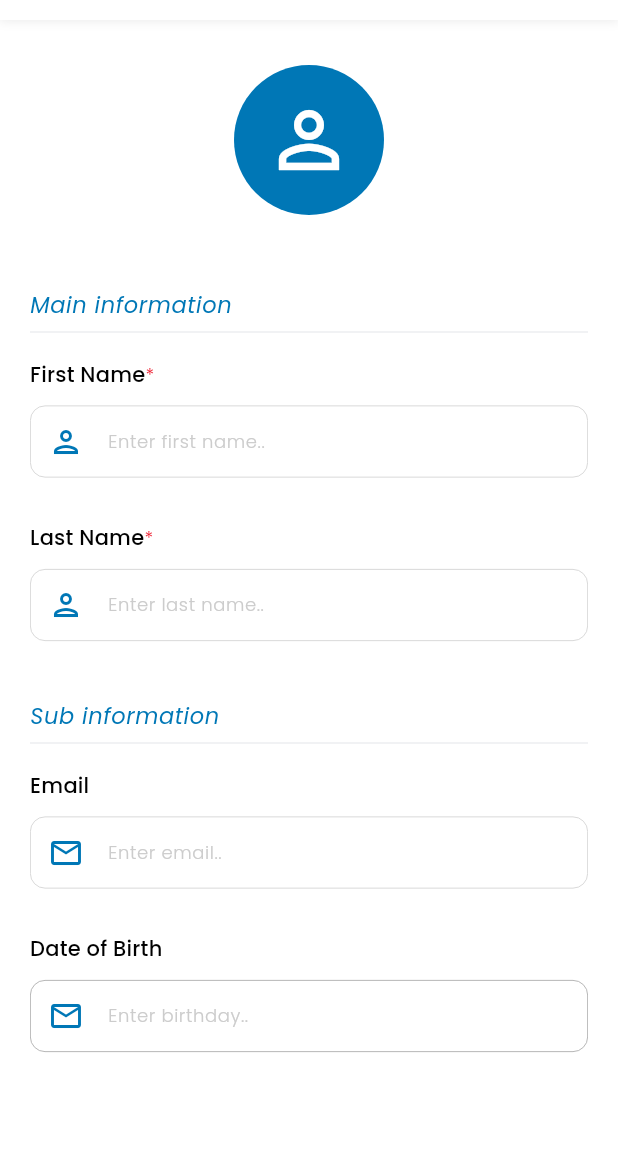
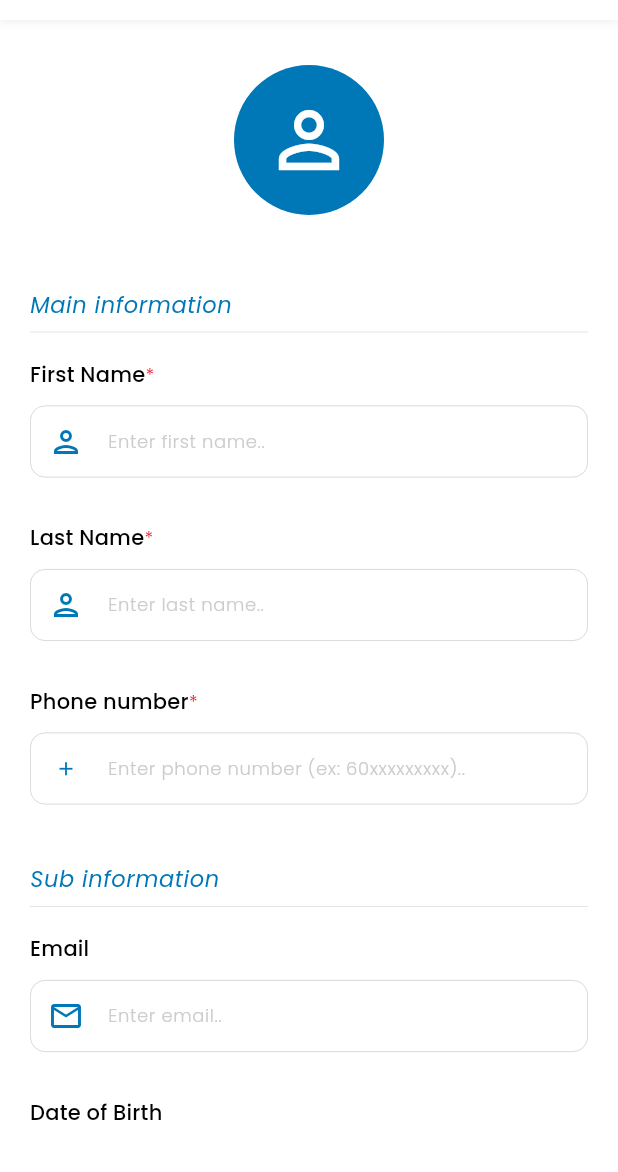
Before and after one commit to bagoelz/trinity_contact, a Flutter app: the AddContactPage screen opened by its route, on a phone screen of 412 x 824 dp, the part 64-1236 px from its top. Run offline on Flutter 3.47's test engine with Material 3 defaults, Android fonts, the phone set to English and light mode, and no system bars; drawn by our look-alikes of dynamic_color; our stand-ins replace get, shared_preferences; accounts and stored records are empty.

Commit message:
phone number
added phone number field

```diff
--- a/lib/controller/Contact.dart
+++ b/lib/controller/Contact.dart
@@ -23,6 +23,7 @@ class ContactController extends GetxController {
   TextEditingController firstName = TextEditingController();
   TextEditingController lastName = TextEditingController();
   TextEditingController email = TextEditingController();
+  TextEditingController phone = TextEditingController();
   TextEditingController dob = TextEditingController();
 
   getData() {
@@ -80,7 +81,6 @@ class ContactController extends GetxController {
               item.lastName.toLowerCase().contains(text))
           .toList();
       contactList.refresh();
-
       getAllCapital(changeOwn: false);
       update();
     } else {
@@ -96,6 +96,7 @@ class ContactController extends GetxController {
     lastName.text = contact.lastName;
     email.text = contact.email ?? "";
     dob.text = contact.dob ?? "";
+    phone.text = contact.phoneNumber.toString();
     update();
   }
 
@@ -104,6 +105,7 @@ class ContactController extends GetxController {
     lastName.text = "";
     email.text = "";
     dob.text = "";
+    phone.text = "";
   }
 
   updateDetail() {
@@ -113,9 +115,9 @@ class ContactController extends GetxController {
     contactList[index].lastName = lastName.text;
     contactList[index].email = email.text;
     contactList[index].dob = dob.text;
+    contactList[index].phoneNumber = int.parse(phone.text);
     contactList.refresh();
     clearDetailController();
-    sendSnackbar(title: "SUCCESS", message: "Update succesfully");
     selectedContact.value =
         ContactModel(id: '', firstName: 'firstName', lastName: 'lastName');
     ownContact.refresh();
@@ -127,13 +129,14 @@ class ContactController extends GetxController {
   addNewContact() {
     String id = uuid.v1();
     contactList.add(ContactModel(
-        id: id,
-        firstName: firstName.text,
-        lastName: lastName.text,
-        email: email.text,
-        dob: dob.text));
+      id: id,
+      firstName: firstName.text,
+      lastName: lastName.text,
+      email: email.text,
+      dob: dob.text,
+      phoneNumber: int.parse(phone.text),
+    ));
     contactList.refresh();
-    sendSnackbar(title: "SUCCESS", message: "Add new contact succesfully");
     getAllCapital();
     Get.back();
   }
@@ -143,7 +146,6 @@ class ContactController extends GetxController {
         contactList.indexWhere((item) => item.id == selectedContact.value!.id);
     contactList.removeAt(index);
     contactList.refresh();
-    sendSnackbar(title: "SUCCESS", message: "Contact remove succesfully");
     getAllCapital();
     update();
     Get.back();
--- a/lib/model/Contact.dart
+++ b/lib/model/Contact.dart
@@ -1,14 +1,15 @@
 class ContactModel {
   late String id, firstName, lastName;
   String? dob, email;
+  int? phoneNumber;
 
-  ContactModel({
-    required this.id,
-    required this.firstName,
-    required this.lastName,
-    this.email,
-    this.dob,
-  });
+  ContactModel(
+      {required this.id,
+      required this.firstName,
+      required this.lastName,
+      this.email,
+      this.dob,
+      this.phoneNumber});
 
   ContactModel.map(dynamic data) {
     id = data['id'];
@@ -16,12 +17,6 @@ class ContactModel {
     lastName = data['lastName'];
     email = data['email'];
     dob = data['dob'] ?? '';
+    phoneNumber = data['phoneNumber'] ?? 0;
   }
 }
-
-class CollectContact {
-  String? firstCapital;
-  List<ContactModel>? contacts = [];
-
-  CollectContact({this.firstCapital, this.contacts});
-}
--- a/lib/view/addContact/addContactPage.dart
+++ b/lib/view/addContact/addContactPage.dart
@@ -95,6 +95,7 @@ class AddContactPage extends GetView<ContactController> {
                         lastName: controller.lastName,
                         email: controller.email,
                         dob: controller.dob,
+                        phone: controller.phone,
                         readOnly: false,
                       ),
                       const SizedBox(
--- a/lib/view/contactDetail/contactDetailPage.dart
+++ b/lib/view/contactDetail/contactDetailPage.dart
@@ -98,6 +98,7 @@ class ContactDetailPage extends GetView<ContactController> {
                           FormDetail(
                             firstName: controller.firstName,
                             lastName: controller.lastName,
+                            phone: controller.phone,
                             email: controller.email,
                             dob: controller.dob,
                           ),
--- a/lib/view/contactDetail/formDetail.dart
+++ b/lib/view/contactDetail/formDetail.dart
@@ -9,12 +9,14 @@ import 'package:trinity_contact/shared/validator.dart';
 class FormDetail extends GetView<ContactController> {
   final TextEditingController firstName;
   final TextEditingController lastName;
+  final TextEditingController phone;
   final TextEditingController email;
   final TextEditingController dob;
   final bool readOnly;
   const FormDetail({
     required this.firstName,
     required this.lastName,
+    required this.phone,
     required this.email,
     required this.dob,
     this.readOnly = false,
@@ -65,6 +67,30 @@ class FormDetail extends GetView<ContactController> {
             color: CustomizeTheme.blueColor,
           ),
           hintText: 'Enter last name..',
+          textColor: View.of(context).platformDispatcher.platformBrightness ==
+                  Brightness.dark
+              ? CustomizeTheme.whiteColor
+              : CustomizeTheme.blackColor,
+          validateFunction: Validator().validateText,
+          keyboardType: TextInputType.text,
+        ),
+        const SizedBox(
+          height: 30,
+        ),
+        const LabelDisplay(firstText: 'Phone number', secondText: '*'),
+        const SizedBox(
+          height: 10,
+        ),
+        FormInputFieldWithIcon(
+          controller: phone,
+          suffixIsAsset: false,
+          readOnly: readOnly,
+          iconPrefix: const Icon(
+            Icons.add,
+            size: 15,
+            color: CustomizeTheme.blueColor,
+          ),
+          hintText: 'Enter phone number (ex: 60xxxxxxxxx)..',
           textColor: View.of(context).platformDispatcher.platformBrightness ==
                   Brightness.dark
               ? CustomizeTheme.whiteColor
```
Also changed, not shown: lib/view/profile/BioDetail.dart (+10 -0 lines).
